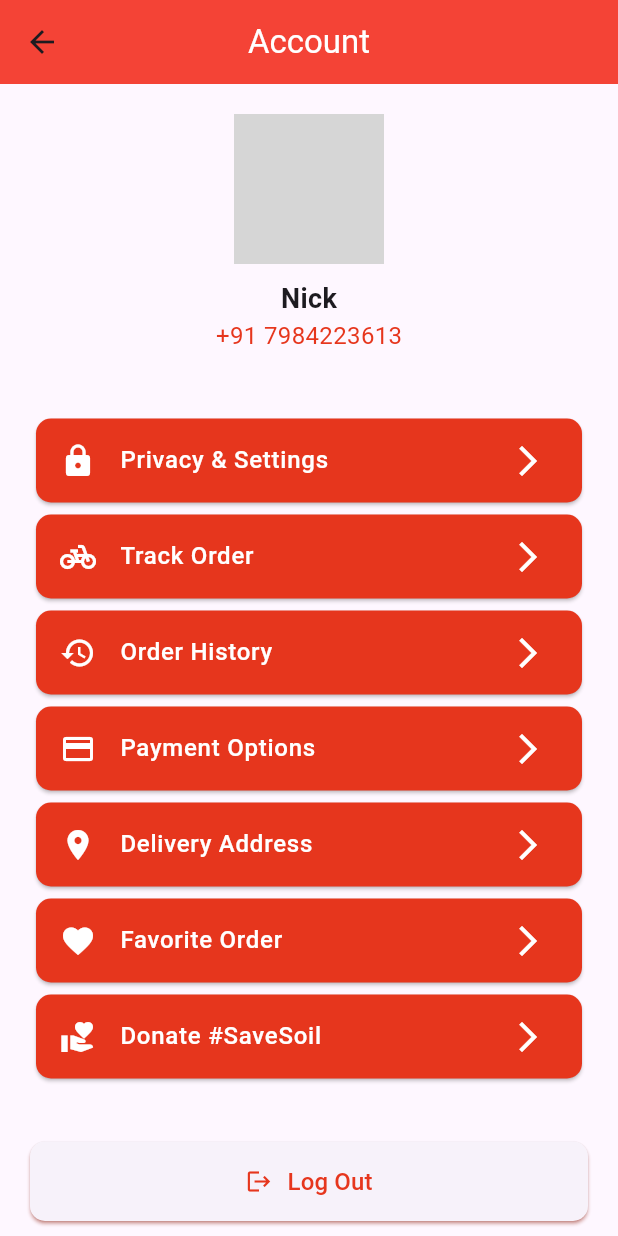
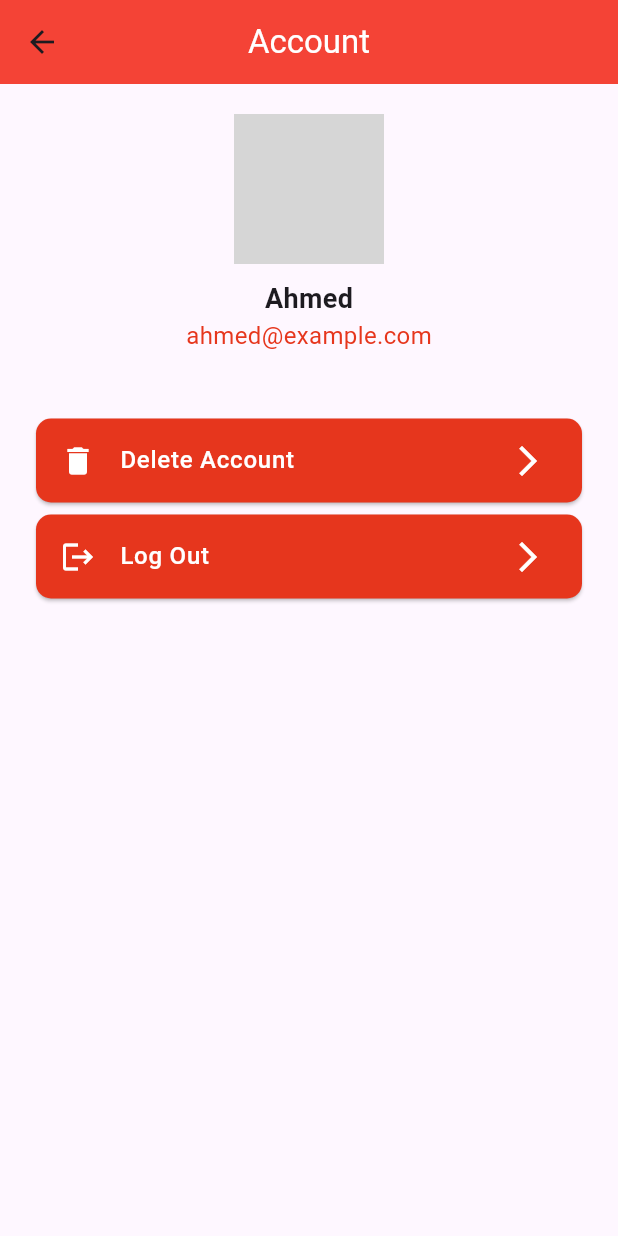
Before and after one commit to U-Apps/pizza-App, a Flutter app: the AccountPage screen opened directly, on a phone screen of 412 x 824 dp. Run offline on Flutter 3.47's test engine with Material 3 defaults, Android fonts, the phone set to English and light mode, and no system bars; our stand-ins replace animated_splash_screen; grey boxes are pictures that could not be loaded.

```diff
--- a/pizza_app/lib/Profile.dart
+++ b/pizza_app/lib/Profile.dart
@@ -1,6 +1,14 @@
 import 'package:flutter/material.dart';
 
-class AccountPage extends StatelessWidget {
+class AccountPage extends StatefulWidget {
+  @override
+  _AccountPageState createState() => _AccountPageState();
+}
+
+class _AccountPageState extends State<AccountPage> {
+  String userName = "Ahmed";
+  String userEmail = "ahmed@example.com";
+
   @override
   Widget build(BuildContext context) {
     return Scaffold(
@@ -16,73 +24,35 @@ class AccountPage extends StatelessWidget {
       body: Column(
         children: [
           Container(
-            child: Container(
             decoration: BoxDecoration(
-                borderRadius:
-                    BorderRadius.vertical(bottom: Radius.circular(30)),
+              borderRadius: BorderRadius.vertical(bottom: Radius.circular(30)),
             ),
             padding: EdgeInsets.symmetric(vertical: 20),
             child: Column(
               children: [
                 CircleAvatar(
                   radius: 50,
-                    backgroundImage:
-                        AssetImage('images/img.jpg'), // ضع صورة هنا
+                  backgroundImage: AssetImage('images/img.jpg'),
                 ),
                 SizedBox(height: 10),
                 Text(
-                    'Nick',
+                  userName,
                   style: TextStyle(fontSize: 18, fontWeight: FontWeight.bold),
                 ),
                 Text(
-                    '+91 7984223613',
+                  userEmail,
                   style: TextStyle(fontSize: 16, color: Color(0xFFE6361D)),
                 ),
               ],
-              ),
             ),
           ),
           Expanded(
             child: ListView(
               padding: EdgeInsets.all(20),
               children: [
-                AccountOption(title: 'Privacy & Settings', icon: Icons.lock),
-                AccountOption(title: 'Track Order', icon: Icons.pedal_bike),
-                AccountOption(title: 'Order History', icon: Icons.history),
-                AccountOption(title: 'Payment Options', icon: Icons.payment),
-                AccountOption(
-                    title: 'Delivery Address', icon: Icons.location_on),
-                AccountOption(title: 'Favorite Order', icon: Icons.favorite),
-                AccountOption(
-                    title: 'Donate #SaveSoil', icon: Icons.volunteer_activism),
+                AccountOption(title: 'Delete Account', icon: Icons.delete),
+                AccountOption(title: 'Log Out', icon: Icons.logout),
               ],
-            ),
-          ),
-          Padding(
-            padding: const EdgeInsets.symmetric(horizontal: 20, vertical: 10),
-            child: ElevatedButton(
-              onPressed: () {
-                // تسجيل الخروج
-              },
-              style: ElevatedButton.styleFrom(
-                shadowColor: Color(0xFFE6361D),
-                iconColor: Color(0xFFE6361D),
-                shape: RoundedRectangleBorder(
-                  borderRadius: BorderRadius.circular(10),
-                ),
-                padding: EdgeInsets.symmetric(vertical: 15),
-              ),
-              child: Row(
-                mainAxisAlignment: MainAxisAlignment.center,
-                children: [
-                  Icon(Icons.logout, color: Color(0xFFE6361D)),
-                  SizedBox(width: 10),
-                  Text(
-                    'Log Out',
-                    style: TextStyle(fontSize: 16, color: Color(0xFFE6361D)),
-                  ),
-                ],
-              ),
             ),
           ),
         ],
@@ -110,9 +80,7 @@ class AccountOption extends StatelessWidget {
               fontSize: 16, fontWeight: FontWeight.w500, color: Colors.white),
         ),
         trailing: Icon(Icons.arrow_forward_ios, color: Colors.white),
-        onTap: () {
-          // اضف الإجراء عند الضغط
-        },
+        onTap: () {},
       ),
     );
   }
```
Lines whose indentation alone changed are shown as unchanged.
